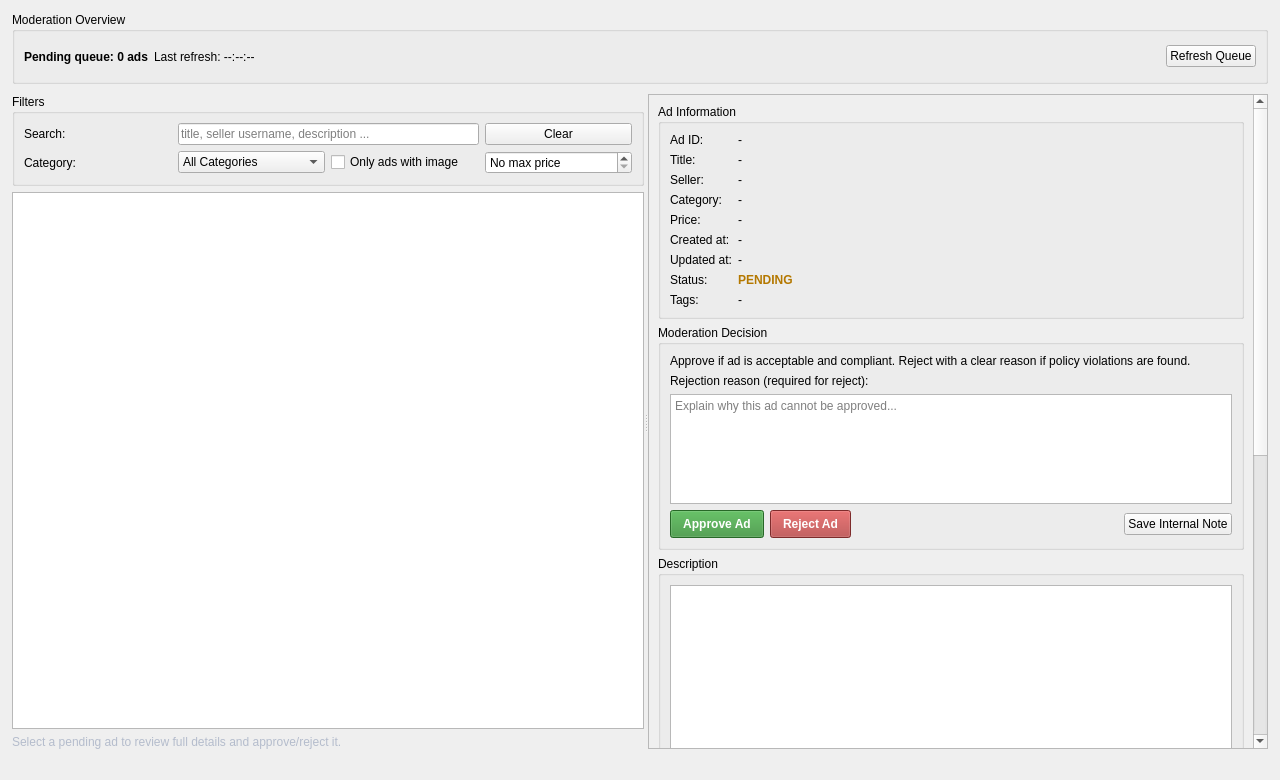
Before: the Qt Designer form server/ui/pending_ads_window.ui in imMAMZI/kalaNet, drawn with Qt 5.
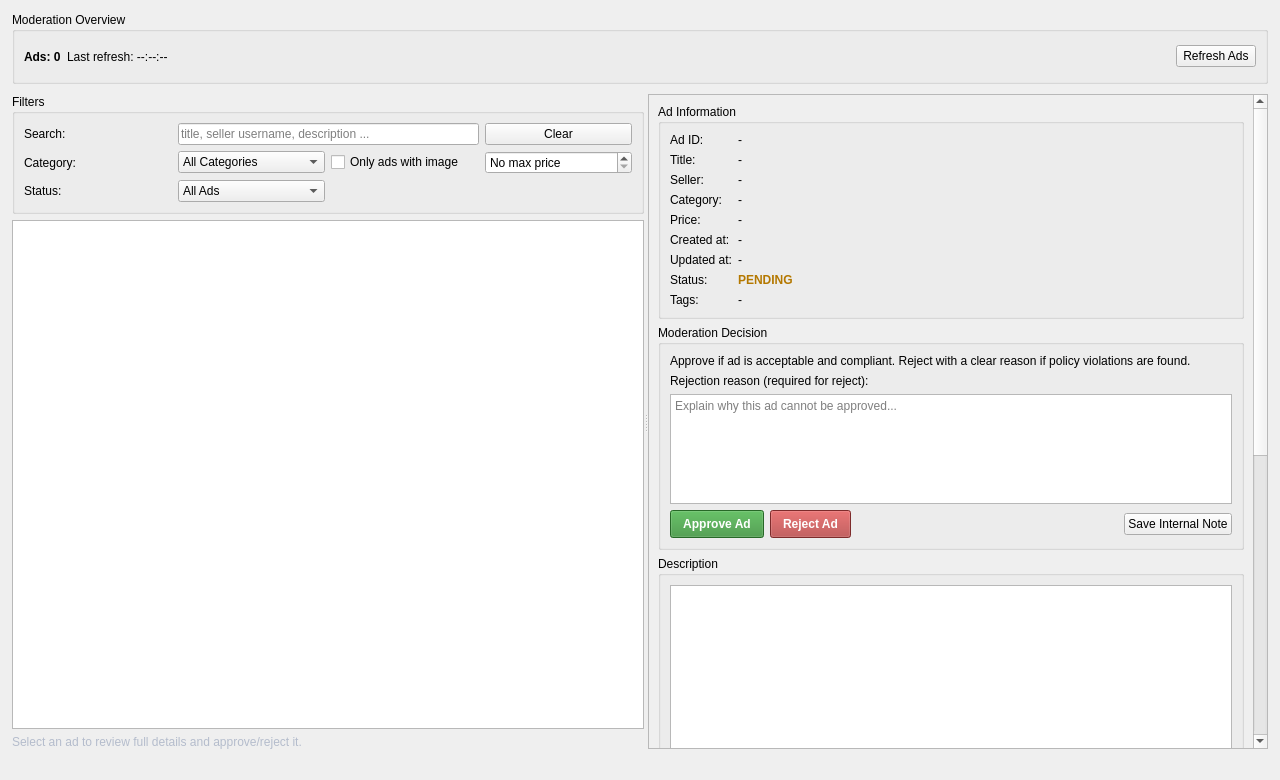
After: the same form once the commit is applied.

Commit message: Update admin ads section to show all ads with pending filter

```diff
--- a/server/ui/pending_ads_window.ui
+++ b/server/ui/pending_ads_window.ui
@@ -45,7 +45,7 @@
        <item>
         <widget class="QLabel" name="labelQueueStats">
          <property name="text">
-          <string>Pending queue: 0 ads</string>
+          <string>Ads: 0</string>
          </property>
          <property name="styleSheet">
           <string notr="true">font-weight: 600;</string>
@@ -75,7 +75,7 @@
        <item>
         <widget class="QPushButton" name="pushButtonRefresh">
          <property name="text">
-          <string>Refresh Queue</string>
+          <string>Refresh Ads</string>
          </property>
         </widget>
        </item>
@@ -158,6 +158,27 @@
              </property>
             </widget>
            </item>
+          <item row="2" column="0">
+           <widget class="QLabel" name="labelStatusFilter">
+            <property name="text">
+             <string>Status:</string>
+            </property>
+           </widget>
+          </item>
+          <item row="2" column="1">
+           <widget class="QComboBox" name="comboBoxStatusFilter">
+            <item>
+             <property name="text">
+              <string>All Ads</string>
+             </property>
+            </item>
+            <item>
+             <property name="text">
+              <string>Pending Only</string>
+             </property>
+            </item>
+           </widget>
+          </item>
           </layout>
          </widget>
         </item>
@@ -180,7 +201,7 @@
         <item>
          <widget class="QLabel" name="labelHintSelection">
           <property name="text">
-           <string>Select a pending ad to review full details and approve/reject it.</string>
+           <string>Select an ad to review full details and approve/reject it.</string>
           </property>
           <property name="styleSheet">
            <string notr="true">color: rgb(180, 188, 204);</string>
```
Left out of the diff: 2 changed lines with no effect on the pictures. Lines whose indentation alone changed are shown as unchanged. The commit also changes 2 other files.
